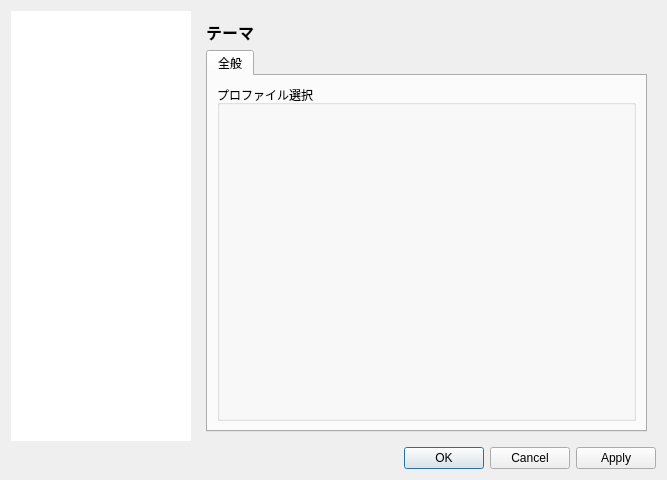
karakirimu/AutoBatchTools, file src/ProfileEditor/settingdialog/settingdialog.ui: the form before one commit.
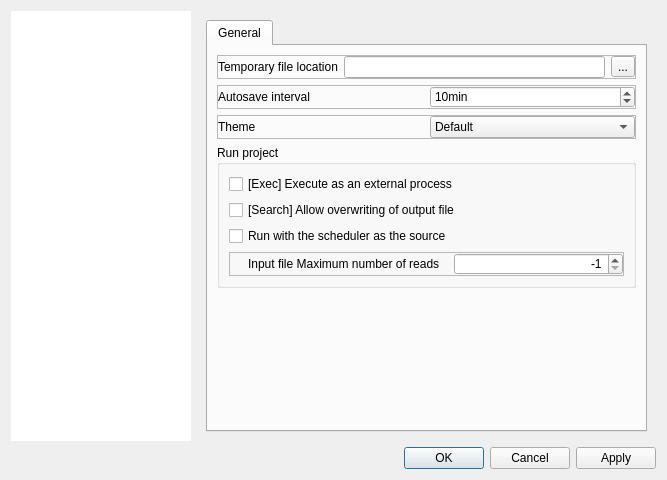
The form after the commit. The open tabs and pages were chosen to show the change. Icons and pictures are not drawn. Custom widgets are drawn as their Qt base class.

The edit to the form file:
```diff
--- a/src/ProfileEditor/settingdialog/settingdialog.ui
+++ b/src/ProfileEditor/settingdialog/settingdialog.ui
@@ -138,12 +138,9 @@
                 </property>
                 <widget class="QWidget" name="baseSettingTab">
                  <attribute name="title">
-                  <string>基本</string>
+                  <string>General</string>
                  </attribute>
-                 <layout class="QVBoxLayout" name="verticalLayout_6">
-                  <property name="spacing">
-                   <number>2</number>
-                  </property>
+                 <layout class="QVBoxLayout" name="verticalLayout_5">
                   <item>
                    <widget class="QFrame" name="frame">
                     <property name="frameShape">
@@ -171,7 +168,7 @@
                      <item>
                       <widget class="QLabel" name="label_2">
                        <property name="text">
-                        <string>一時ファイルの保存先</string>
+                        <string>Temporary file location</string>
                        </property>
                       </widget>
                      </item>
@@ -216,7 +213,7 @@
                      <item>
                       <widget class="QLabel" name="label_7">
                        <property name="text">
-                        <string>自動保存間隔</string>
+                        <string>Autosave interval</string>
                        </property>
                       </widget>
                      </item>
@@ -260,7 +257,7 @@
                      <item>
                       <widget class="QLabel" name="label_9">
                        <property name="text">
-                        <string>テーマ</string>
+                        <string>Theme</string>
                        </property>
                       </widget>
                      </item>
@@ -287,52 +284,29 @@
                    </widget>
                   </item>
                   <item>
-                   <spacer name="verticalSpacer_2">
-                    <property name="orientation">
-                     <enum>Qt::Vertical</enum>
-                    </property>
-                    <property name="sizeHint" stdset="0">
-                     <size>
-                      <width>20</width>
-                      <height>40</height>
-                     </size>
-                    </property>
-                   </spacer>
-                  </item>
-                 </layout>
-                </widget>
-                <widget class="QWidget" name="runSettingTab">
-                 <property name="enabled">
-                  <bool>true</bool>
-                 </property>
-                 <attribute name="title">
-                  <string>実行テスト</string>
-                 </attribute>
-                 <layout class="QVBoxLayout" name="verticalLayout_5">
-                  <item>
                    <widget class="QGroupBox" name="groupBox">
                     <property name="title">
-                     <string>一般</string>
+                     <string>Run project</string>
                     </property>
                     <layout class="QVBoxLayout" name="verticalLayout_3">
                      <item>
                       <widget class="QCheckBox" name="detachCheckBox">
                        <property name="text">
-                        <string>外部プロセスとして実行</string>
+                        <string>[Exec] Execute as an external process</string>
                        </property>
                       </widget>
                      </item>
                      <item>
                       <widget class="QCheckBox" name="fsupdateCheckBox">
                        <property name="text">
-                        <string>検索ファイル出力時のファイル上書き許可</string>
+                        <string>[Search] Allow overwriting of output file</string>
                        </property>
                       </widget>
                      </item>
                      <item>
                       <widget class="QCheckBox" name="fakeresidentCheckBox">
                        <property name="text">
-                        <string>実行元を常駐プロセスからに設定</string>
+                        <string>Run with the scheduler as the source</string>
                        </property>
                       </widget>
                      </item>
@@ -366,7 +340,7 @@
                            </size>
                           </property>
                           <property name="text">
-                           <string>初期検索時の最大ファイル読み込み数</string>
+                           <string>Input file Maximum number of reads</string>
                           </property>
                          </widget>
                         </item>
@@ -382,13 +356,13 @@
                            <set>Qt::AlignRight|Qt::AlignTrailing|Qt::AlignVCenter</set>
                           </property>
                           <property name="minimum">
-                           <number>0</number>
+                           <number>-1</number>
                           </property>
                           <property name="maximum">
                            <number>10000</number>
                           </property>
                           <property name="value">
-                           <number>1</number>
+                           <number>-1</number>
                           </property>
                          </widget>
                         </item>
@@ -399,7 +373,7 @@
                    </widget>
                   </item>
                   <item>
-                   <spacer name="verticalSpacer">
+                   <spacer name="verticalSpacer_2">
                     <property name="orientation">
                      <enum>Qt::Vertical</enum>
                     </property>
@@ -727,48 +701,6 @@
               </item>
              </layout>
             </widget>
-            <widget class="QWidget" name="theme">
-             <layout class="QVBoxLayout" name="verticalLayout_10">
-              <item>
-               <widget class="QLabel" name="label_5">
-                <property name="sizePolicy">
-                 <sizepolicy hsizetype="Preferred" vsizetype="Preferred">
-                  <horstretch>0</horstretch>
-                  <verstretch>0</verstretch>
-                 </sizepolicy>
-                </property>
-                <property name="font">
-                 <font>
-                  <pointsize>12</pointsize>
-                  <weight>75</weight>
-                  <bold>true</bold>
-                 </font>
-                </property>
-                <property name="text">
-                 <string>テーマ</string>
-                </property>
-               </widget>
-              </item>
-              <item>
-               <widget class="QTabWidget" name="tabWidget_2">
-                <widget class="QWidget" name="mainwindowTab">
-                 <attribute name="title">
-                  <string>全般</string>
-                 </attribute>
-                 <layout class="QVBoxLayout" name="verticalLayout_14">
-                  <item>
-                   <widget class="QGroupBox" name="groupBox_3">
-                    <property name="title">
-                     <string>プロファイル選択</string>
-                    </property>
-                   </widget>
-                  </item>
-                 </layout>
-                </widget>
-               </widget>
-              </item>
-             </layout>
-            </widget>
            </widget>
           </item>
          </layout>
```
Left out of the diff: 64 changed lines with no effect on the pictures.
